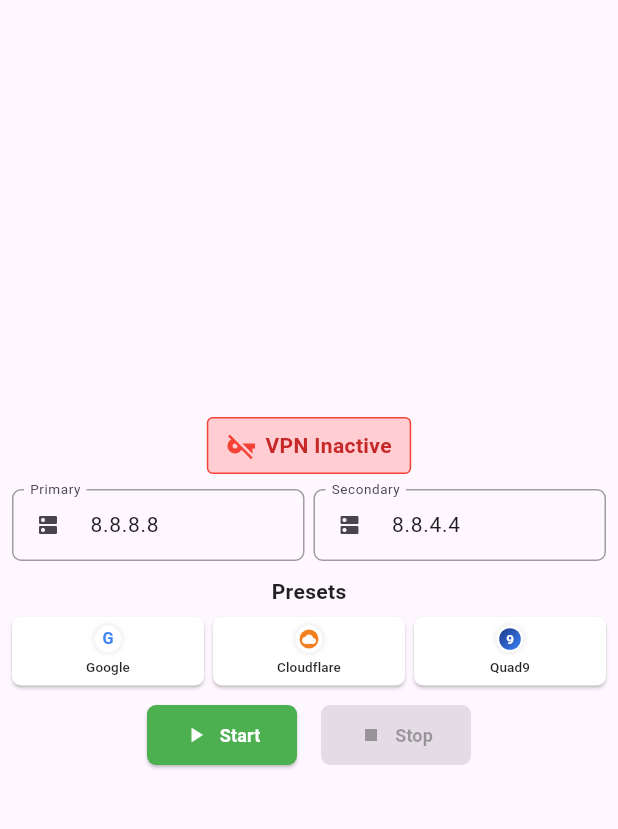
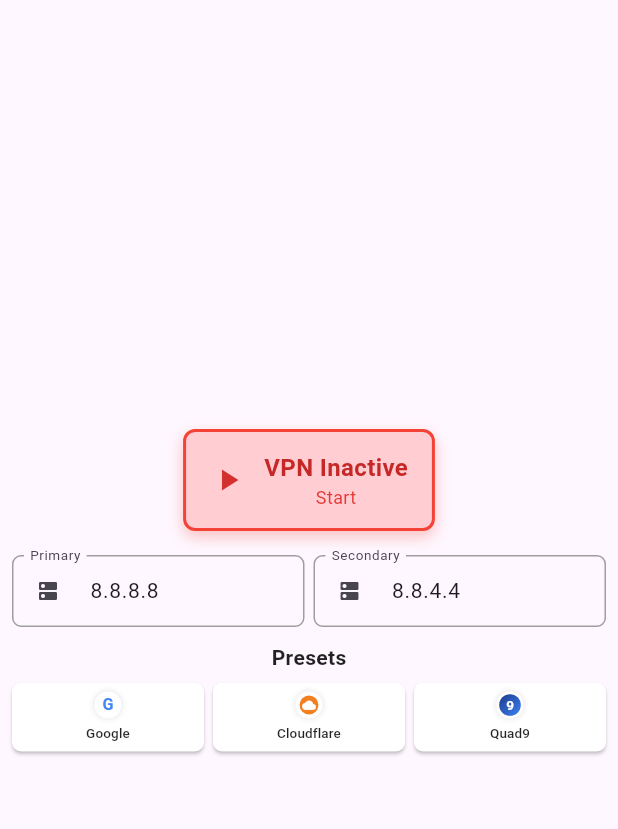
Before and after one commit to thecableguy-qc/dns-changer, a Flutter app: the screen it shows after launch, on a phone screen of 412 x 824 dp, the part 57-886 px from its top. Run offline on Flutter 3.47's test engine with Material 3 defaults, Android fonts, the phone set to English and light mode, and no system bars; network calls fail.

Commit message:
Move start/stop

```diff
--- a/lib/main.dart
+++ b/lib/main.dart
@@ -121,43 +121,65 @@
               child: Column(
                 mainAxisAlignment: MainAxisAlignment.start,
                 children: [
-                  // VPN Status - ultra compact
-                  Container(
+                  // VPN Toggle Button - combines status and control
+                  GestureDetector(
+                    onTap: _isVpnActive ? _stopVpn : _startVpn,
+                    child: Container(
                       padding: EdgeInsets.symmetric(
-                      horizontal: isTV ? 16 : (isCompact ? 8 : 12),
-                      vertical: isTV ? 12 : (isCompact ? 4 : 8),
+                        horizontal: isTV ? 20 : (isCompact ? 12 : 16),
+                        vertical: isTV ? 16 : (isCompact ? 8 : 12),
                       ),
                       decoration: BoxDecoration(
                         color: _isVpnActive ? Colors.green.shade100 : Colors.red.shade100,
-                      borderRadius: BorderRadius.circular(isTV ? 10 : 4),
+                        borderRadius: BorderRadius.circular(isTV ? 12 : 8),
                         border: Border.all(
                           color: _isVpnActive ? Colors.green : Colors.red,
-                        width: 1,
+                          width: 2,
                         ),
+                        boxShadow: [
+                          BoxShadow(
+                            color: (_isVpnActive ? Colors.green : Colors.red).withOpacity(0.3),
+                            blurRadius: 8,
+                            offset: Offset(0, 4),
+                          ),
+                        ],
                       ),
                       child: Row(
                         mainAxisAlignment: MainAxisAlignment.center,
                         mainAxisSize: MainAxisSize.min,
                         children: [
                           Icon(
-                          _isVpnActive ? Icons.vpn_key : Icons.vpn_key_off,
-                          color: _isVpnActive ? Colors.green : Colors.red,
-                          size: isTV ? 28 : (isCompact ? 16 : 20),
+                            _isVpnActive ? Icons.stop : Icons.play_arrow,
+                            color: _isVpnActive ? Colors.green.shade700 : Colors.red.shade700,
+                            size: isTV ? 32 : (isCompact ? 20 : 24),
                           ),
-                        SizedBox(width: isTV ? 12 : (isCompact ? 4 : 6)),
+                          SizedBox(width: isTV ? 16 : (isCompact ? 8 : 12)),
+                          Column(
+                            mainAxisSize: MainAxisSize.min,
+                            children: [
                               Text(
                                 _isVpnActive ? AppLocalizations.of(context)!.vpnActive : AppLocalizations.of(context)!.vpnInactive,
                                 style: TextStyle(
-                            fontSize: isTV ? 18 : (isCompact ? 12 : 14),
+                                  fontSize: isTV ? 20 : (isCompact ? 14 : 16),
                                   fontWeight: FontWeight.bold,
                                   color: _isVpnActive ? Colors.green.shade800 : Colors.red.shade800,
                                 ),
                               ),
+                              Text(
+                                _isVpnActive ? AppLocalizations.of(context)!.stop : AppLocalizations.of(context)!.start,
+                                style: TextStyle(
+                                  fontSize: isTV ? 14 : (isCompact ? 10 : 12),
+                                  color: _isVpnActive ? Colors.green.shade600 : Colors.red.shade600,
+                                ),
+                              ),
+                            ],
+                          ),
                         ],
                       ),
                     ),
+                  ),
 
-                  SizedBox(height: isTV ? 16 : (isCompact ? 6 : 10)),
+                  SizedBox(height: isTV ? 20 : (isCompact ? 12 : 16)),
 
                   // DNS Input Fields in a Row for better space usage
                   Row(
@@ -213,32 +235,6 @@
                       SizedBox(width: isTV ? 8 : (isCompact ? 4 : 6)),
                       Expanded(
                         child: _buildPresetButtonWithLogo(AppLocalizations.of(context)!.quad9, "9.9.9.9", "149.112.112.112", _buildQuad9Logo, isTV, isCompact),
-                      ),
-                    ],
-                  ),
-
-                  SizedBox(height: isTV ? 16 : (isCompact ? 8 : 12)),
-
-                  // VPN Control Buttons - centered below presets
-                  Row(
-                    mainAxisAlignment: MainAxisAlignment.center,
-                    children: [
-                      _buildVpnButton(
-                        onPressed: _isVpnActive ? null : _startVpn,
-                        icon: Icons.play_arrow,
-                        label: AppLocalizations.of(context)!.start,
-                        color: Colors.green,
-                        isTV: isTV,
-                        isCompact: isCompact,
-                      ),
-                      SizedBox(width: isTV ? 20 : (isCompact ? 12 : 16)),
-                      _buildVpnButton(
-                        onPressed: _isVpnActive ? _stopVpn : null,
-                        icon: Icons.stop,
-                        label: AppLocalizations.of(context)!.stop,
-                        color: Colors.red,
-                        isTV: isTV,
-                        isCompact: isCompact,
                       ),
                     ],
                   ),
@@ -311,44 +307,6 @@
     );
   }
 
-  Widget _buildVpnButton({
-    required VoidCallback? onPressed,
-    required IconData icon,
-    required String label,
-    required Color color,
-    required bool isTV,
-    bool isCompact = false,
-  }) {
-    return SizedBox(
-      width: isTV ? 160 : (isCompact ? 80 : 100),
-      height: isTV ? 50 : (isCompact ? 32 : 40),
-      child: ElevatedButton.icon(
-        onPressed: onPressed,
-        icon: Icon(
-          icon,
-          size: isTV ? 20 : (isCompact ? 14 : 16),
-        ),
-        label: Text(
-          label,
-          style: TextStyle(
-            fontSize: isTV ? 16 : (isCompact ? 10 : 12),
-            fontWeight: FontWeight.bold,
-          ),
-        ),
-        style: ElevatedButton.styleFrom(
-          backgroundColor: onPressed != null ? color : Colors.grey,
-          foregroundColor: Colors.white,
-          shape: RoundedRectangleBorder(
-            borderRadius: BorderRadius.circular(isTV ? 12 : (isCompact ? 4 : 6)),
-          ),
-          padding: EdgeInsets.symmetric(
-            horizontal: isTV ? 16 : (isCompact ? 4 : 8),
-            vertical: isTV ? 10 : (isCompact ? 4 : 6),
-          ),
-        ),
-      ),
-    );
-  }
 
   Widget _buildPresetButtonWithLogo(String name, String dns1, String dns2, Widget Function(bool isTV, bool isCompact) logoBuilder, bool isTV, [bool isCompact = false]) {
     return ElevatedButton(
```
Lines whose indentation alone changed are shown as unchanged.
